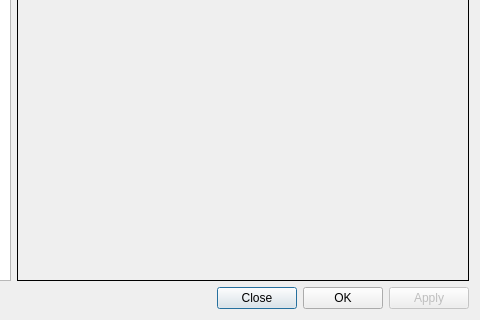
Above: simulator/uiapplication/UiSettingDlg.ui from zhanddkk/mqtt-utility before the change; both pictures show x 160 to 640 and y 160 to 480 of the 640 by 480 pixel window. Below: the same form after it.
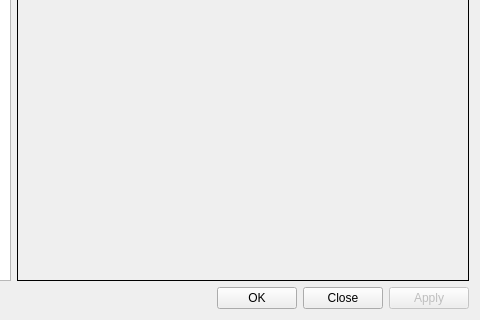
That is the form after the change. Icons and pictures are not drawn.

Commit message: Updata default data dictionary master template version to 0.11 Add ico Exchange the position of 'OK' button and 'Cancel' button in setting dialog

```diff
--- a/simulator/uiapplication/UiSettingDlg.ui
+++ b/simulator/uiapplication/UiSettingDlg.ui
@@ -25,19 +25,6 @@
      </property>
     </widget>
    </item>
-   <item row="1" column="2">
-    <widget class="QPushButton" name="close_push_button">
-     <property name="sizePolicy">
-      <sizepolicy hsizetype="Fixed" vsizetype="Fixed">
-       <horstretch>0</horstretch>
-       <verstretch>0</verstretch>
-      </sizepolicy>
-     </property>
-     <property name="text">
-      <string>Close</string>
-     </property>
-    </widget>
-   </item>
    <item row="1" column="4">
     <widget class="QPushButton" name="apply_push_button">
      <property name="enabled">
@@ -195,7 +182,7 @@
      <widget class="QWidget" name="page_2"/>
     </widget>
    </item>
-   <item row="1" column="3">
+   <item row="1" column="2">
     <widget class="QPushButton" name="ok_push_button">
      <property name="sizePolicy">
       <sizepolicy hsizetype="Fixed" vsizetype="Fixed">
@@ -208,6 +195,19 @@
      </property>
     </widget>
    </item>
+   <item row="1" column="3">
+    <widget class="QPushButton" name="close_push_button">
+     <property name="sizePolicy">
+      <sizepolicy hsizetype="Fixed" vsizetype="Fixed">
+       <horstretch>0</horstretch>
+       <verstretch>0</verstretch>
+      </sizepolicy>
+     </property>
+     <property name="text">
+      <string>Close</string>
+     </property>
+    </widget>
+   </item>
   </layout>
  </widget>
  <resources>
```
Left out of the diff: 8 changed lines with no effect on the pictures. The commit also changes 6 other files.
